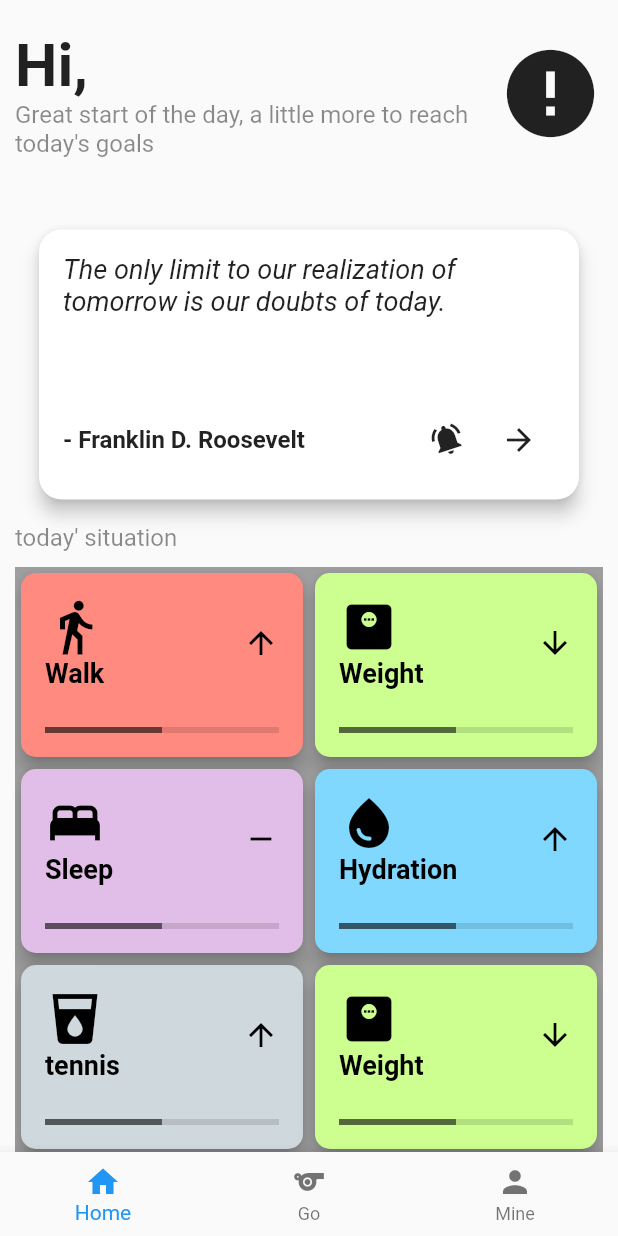
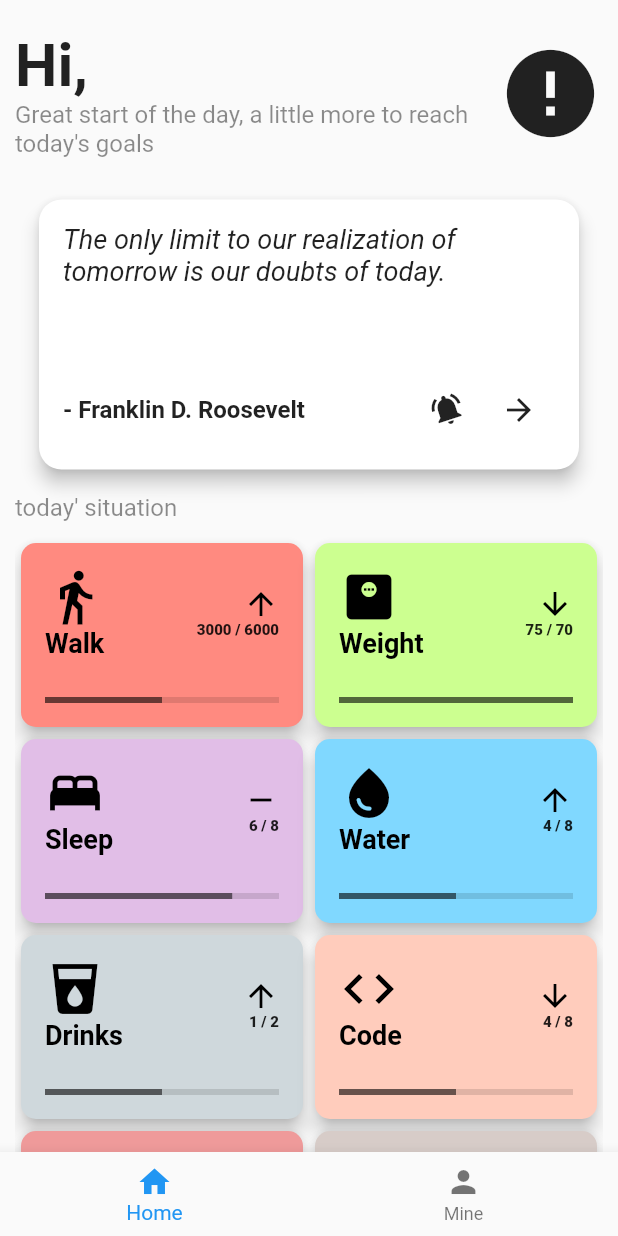
Before and after one commit to undercurre/body_king, a Flutter app: the MainIndex screen opened by its route, on a phone screen of 412 x 824 dp. Run offline on Flutter 3.47's test engine with Material 2 defaults, Android fonts, the phone set to English and light mode, and no system bars; our stand-ins replace shared_preferences; missing offline and left inert: encrypt, pointycastle, rsa_encrypt; accounts and stored records are empty; network calls fail.

Commit message:
feat: 个人页

```diff
--- a/lib/pages/home/components/progress_card.dart
+++ b/lib/pages/home/components/progress_card.dart
@@ -43,9 +43,7 @@ class _ProgressCardState extends State<ProgressCard> {
             Row(
               mainAxisAlignment: MainAxisAlignment.spaceBetween,
               children: [
-                Column(
-                  crossAxisAlignment: CrossAxisAlignment.start,
-                    children: [
+                Column(crossAxisAlignment: CrossAxisAlignment.start, children: [
                   Icon(widget.icon, size: 40, color: Colors.black),
                   const SizedBox(width: 10),
                   Text(
@@ -57,7 +55,17 @@ class _ProgressCardState extends State<ProgressCard> {
                     ),
                   )
                 ]),
-                _buildTrendIcon(widget.trend),
+                Column(
+                  mainAxisAlignment: MainAxisAlignment.spaceBetween,
+                  crossAxisAlignment: CrossAxisAlignment.end,
+                  children: [
+                    _buildTrendIcon(widget.trend),
+                    Text(
+                      '${widget.current} / ${widget.target}',
+                      style: const TextStyle(fontSize: 10, fontWeight: FontWeight.w900),
+                    )
+                  ],
+                )
               ],
             ),
             const SizedBox(height: 10),
--- a/lib/pages/home/home_page.dart
+++ b/lib/pages/home/home_page.dart
@@ -23,6 +23,90 @@ class _HomePageState extends State<HomePage> {
   double weeklyWeightLoss = 0;
   double monthlyWeightLoss = 0;
   double quarterlyWeightLoss = 0;
+
+
+  final List<Map<String, dynamic>> progressData = [
+    {
+      'icon': Icons.directions_walk,
+      'name': 'Walk',
+      'target': 6000,
+      'current': 3000,
+      'trend': Trend.up,
+      'backgroundColor': Colors.redAccent.shade100,
+    },
+    {
+      'icon': Icons.monitor_weight,
+      'name': 'Weight',
+      'target': 70,
+      'current': 75,
+      'trend': Trend.down,
+      'backgroundColor': Colors.lightGreenAccent.shade100,
+    },
+    {
+      'icon': Icons.bed,
+      'name': 'Sleep',
+      'target': 8,
+      'current': 6,
+      'trend': Trend.equal,
+      'backgroundColor': Colors.purple.shade100,
+    },
+    {
+      'icon': Icons.water_drop,
+      'name': 'Water',
+      'target': 8,
+      'current': 4,
+      'trend': Trend.up,
+      'backgroundColor': Colors.lightBlueAccent.shade100,
+    },
+    {
+      'icon': Icons.local_drink,
+      'name': 'Drinks',
+      'target': 2,
+      'current': 1,
+      'trend': Trend.up,
+      'backgroundColor': Colors.blueGrey.shade100,
+    },
+    {
+      'icon': Icons.code,
+      'name': 'Code',
+      'target': 8,
+      'current': 4,
+      'trend': Trend.down,
+      'backgroundColor': Colors.deepOrange.shade100,
+    },
+    {
+      'icon': Icons.fastfood,
+      'name': 'Snack',
+      'target': 3,
+      'current': 2,
+      'trend': Trend.equal,
+      'backgroundColor': Colors.red.shade200,
+    },
+    {
+      'icon': Icons.games,
+      'name': 'Game',
+      'target': 2,
+      'current': 1,
+      'trend': Trend.up,
+      'backgroundColor': Colors.brown.shade100,
+    },
+    {
+      'icon': Icons.sports,
+      'name': 'Sport',
+      'target': 2,
+      'current': 1,
+      'trend': Trend.up,
+      'backgroundColor': Colors.green.shade100,
+    },
+    {
+      'icon': Icons.music_video,
+      'name': 'Music',
+      'target': 2,
+      'current': 1,
+      'trend': Trend.up,
+      'backgroundColor': Colors.blue.shade100,
+    },
+  ];
 
   @override
   void initState() {
@@ -58,10 +142,11 @@ class _HomePageState extends State<HomePage> {
     return Scaffold(
       appBar: null,
       body: Container(
-        padding: const EdgeInsets.fromLTRB(10, 20, 10, 0),
+        padding: const EdgeInsets.fromLTRB(10, 0, 10, 0),
         child: SingleChildScrollView(
           child: Column(
             children: [
+              const SizedBox(height: 20),
               Row(
                 mainAxisAlignment: MainAxisAlignment.spaceBetween,
                 crossAxisAlignment: CrossAxisAlignment.center,
@@ -85,7 +170,7 @@ class _HomePageState extends State<HomePage> {
                   const Avatar(src: 'https://cdn.pixabay.com/photo/2023/06/23/11/23/ai-generated-8083323_640.jpg')
                 ],
               ),
-              const SizedBox(height: 32),
+              const SizedBox(height: 12),
               QuoteCard(
                 quotes: const [
                   {
@@ -111,77 +196,26 @@ class _HomePageState extends State<HomePage> {
                   ),
                   const SizedBox(height: 10),
                   Container(
-                    color: Colors.grey,
-                    height: 800,
-                    child: GridView.count(
-                      crossAxisCount: 2,
-                      childAspectRatio: 3 / 2,
-                      children: [
-                        ProgressCard(
-                          icon: Icons.directions_walk,
-                          name: 'Walk',
-                          target: 6000,
-                          current: 3000,
-                          trend: Trend.up,
-                          backgroundColor: Colors.redAccent.shade100,
-                        ),
-                        ProgressCard(
-                          icon: Icons.monitor_weight,
-                          name: 'Weight',
-                          target: 6000,
-                          current: 3000,
-                          trend: Trend.down,
-                          backgroundColor: Colors.lightGreenAccent.shade100,
-                        ),
-                        ProgressCard(
-                          icon: Icons.bed,
-                          name: 'Sleep',
-                          target: 6000,
-                          current: 3000,
-                          trend: Trend.equal,
-                          backgroundColor: Colors.purple.shade100,
-                        ),
-                        ProgressCard(
-                          icon: Icons.water_drop,
-                          name: 'Hydration',
-                          target: 6000,
-                          current: 3000,
-                          trend: Trend.up,
-                          backgroundColor: Colors.lightBlueAccent.shade100,
-                        ),
-                        ProgressCard(
-                          icon: Icons.local_drink,
-                          name: 'tennis',
-                          target: 6000,
-                          current: 3000,
-                          trend: Trend.up,
-                          backgroundColor: Colors.blueGrey.shade100,
-                        ),
-                        ProgressCard(
-                          icon: Icons.monitor_weight,
-                          name: 'Weight',
-                          target: 6000,
-                          current: 3000,
-                          trend: Trend.down,
-                          backgroundColor: Colors.lightGreenAccent.shade100,
-                        ),
-                        ProgressCard(
-                          icon: Icons.directions_run,
-                          name: 'Running',
-                          target: 6000,
-                          current: 3000,
-                          trend: Trend.equal,
-                          backgroundColor: Colors.lightBlueAccent.shade100,
-                        ),
-                        ProgressCard(
-                          icon: Icons.local_drink,
-                          name: 'Hydration',
-                          target: 6000,
-                          current: 3000,
-                          trend: Trend.up,
-                          backgroundColor: Colors.purple.shade100,
-                        ),
-                      ],
+                    color: Colors.transparent,
+                    height: 650,
+                    child: GridView.builder(
+                      physics: const NeverScrollableScrollPhysics(),
+                      gridDelegate: const SliverGridDelegateWithFixedCrossAxisCount(
+                        crossAxisCount: 2,
+                        childAspectRatio: 3 / 2,
+                      ),
+                      itemCount: progressData.length,
+                      itemBuilder: (context, index) {
+                        final data = progressData[index];
+                        return ProgressCard(
+                          icon: data['icon'],
+                          name: data['name'],
+                          target: data['target'],
+                          current: data['current'],
+                          trend: data['trend'],
+                          backgroundColor: data['backgroundColor'],
+                        );
+                      },
                     ),
                   ),
                 ],
--- a/lib/pages/main_index.dart
+++ b/lib/pages/main_index.dart
@@ -1,7 +1,8 @@
 import 'package:body_king/pages/home/home_page.dart';
-import 'package:body_king/pages/profile_page.dart';
 import 'package:flutter/cupertino.dart';
 import 'package:flutter/material.dart';
+
+import 'mine/profile_page.dart';
 
 class MainIndex extends StatefulWidget {
   const MainIndex({super.key});
@@ -14,8 +15,7 @@ class _HomePageState extends State<MainIndex> {
   int _selectedIndex = 0; // 当前选中的索引
   final List<Widget> _pages = [
     HomePage(),
-    ProfilePage(),
-    ProfilePage(),
+    UserProfilePage(),
   ];
 
   void _onItemTapped(int index) {
@@ -38,10 +38,6 @@ class _HomePageState extends State<MainIndex> {
             label: 'Home',
           ),
           BottomNavigationBarItem(
-            icon: Icon(Icons.sports),
-            label: 'Go',
-          ),
-          BottomNavigationBarItem(
             icon: Icon(Icons.person),
             label: 'Mine',
           ),
--- /dev/null
+++ b/lib/pages/mine/components/avatar.dart
@@ -0,0 +1,39 @@
+import 'package:flutter/material.dart';
+
+class Avatar extends StatelessWidget {
+  final String src;
+  final double size;
+  final double borderRadius;
+
+  const Avatar({
+    Key? key,
+    required this.src,
+    this.size = 80.0,
+    this.borderRadius = 40.0,
+  }) : super(key: key);
+
+  @override
+  Widget build(BuildContext context) {
+    return ClipRRect(
+      borderRadius: BorderRadius.circular(borderRadius),
+      child: Image.network(
+        src,
+        width: size,
+        height: size,
+        fit: BoxFit.cover,
+        errorBuilder: (context, error, stackTrace) {
+          return Container(
+            width: size,
+            height: size,
+            color: Colors.grey.shade200,
+            child: Icon(
+              Icons.person,
+              size: size / 2,
+              color: Colors.grey.shade400,
+            ),
+          );
+        },
+      ),
+    );
+  }
+}
```
Also changed, not shown: lib/pages/login_page.dart (+12 -5 lines), lib/pages/mine/profile_page.dart (added, +87 -0 lines), lib/pages/profile_page.dart (deleted, +0 -128 lines).
